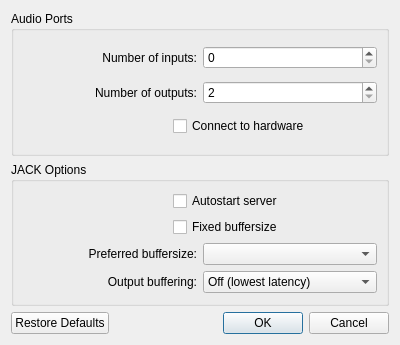
This is gui/settings.ui in giang17/wineasio as Qt 5 draws it before an edit. The edited form follows.
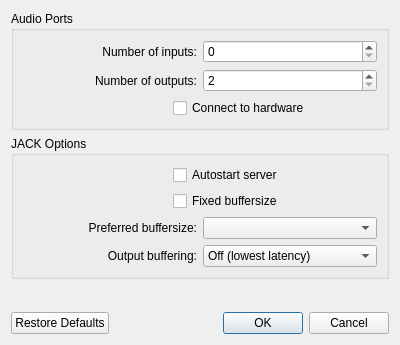
This is the edited form.

Commit message:
gui: list the environment variables that override the panel
Since the driver reads the WINEASIO_* variables and lets them take
precedence over the registry, the panel could show a value the driver
does not use. It now lists the variables set in its environment that pass
the same checks as env_switch(), env_number() and the client name in
asio_pe.c, below the options; without any, the label stays hidden. Opened
through ASIOControlPanel(), the panel inherits the environment of the host.

```diff
--- a/gui/settings.ui
+++ b/gui/settings.ui
@@ -260,6 +260,13 @@
      </layout>
     </widget>
    </item>
+   <item>
+    <widget class="QLabel" name="label_env_overrides">
+     <property name="wordWrap">
+      <bool>true</bool>
+     </property>
+    </widget>
+   </item>
    <item>
     <widget class="QDialogButtonBox" name="buttonBox">
      <property name="orientation">
```
The commit also changes 3 other files.
